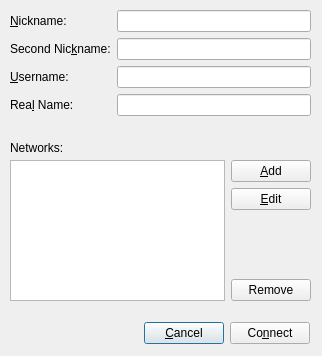
This is src/NetworkDlg.ui in codymj/LuxIRC as Qt 5 draws it before an edit. The edited form follows.
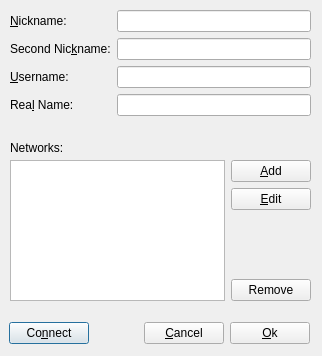
This is the edited form.

```diff
--- a/src/NetworkDlg.ui
+++ b/src/NetworkDlg.ui
@@ -38,6 +38,13 @@
     </rect>
    </property>
    <layout class="QHBoxLayout" name="horizontalLayout_2">
+    <item>
+     <widget class="QPushButton" name="connectBtn">
+      <property name="text">
+       <string>Co&amp;nnect</string>
+      </property>
+     </widget>
+    </item>
     <item>
      <spacer name="horizontalSpacer">
       <property name="orientation">
@@ -59,9 +66,9 @@
      </widget>
     </item>
     <item>
-     <widget class="QPushButton" name="connectBtn">
+     <widget class="QPushButton" name="okBtn">
       <property name="text">
-       <string>Co&amp;nnect</string>
+       <string>&amp;Ok</string>
       </property>
      </widget>
     </item>
```
